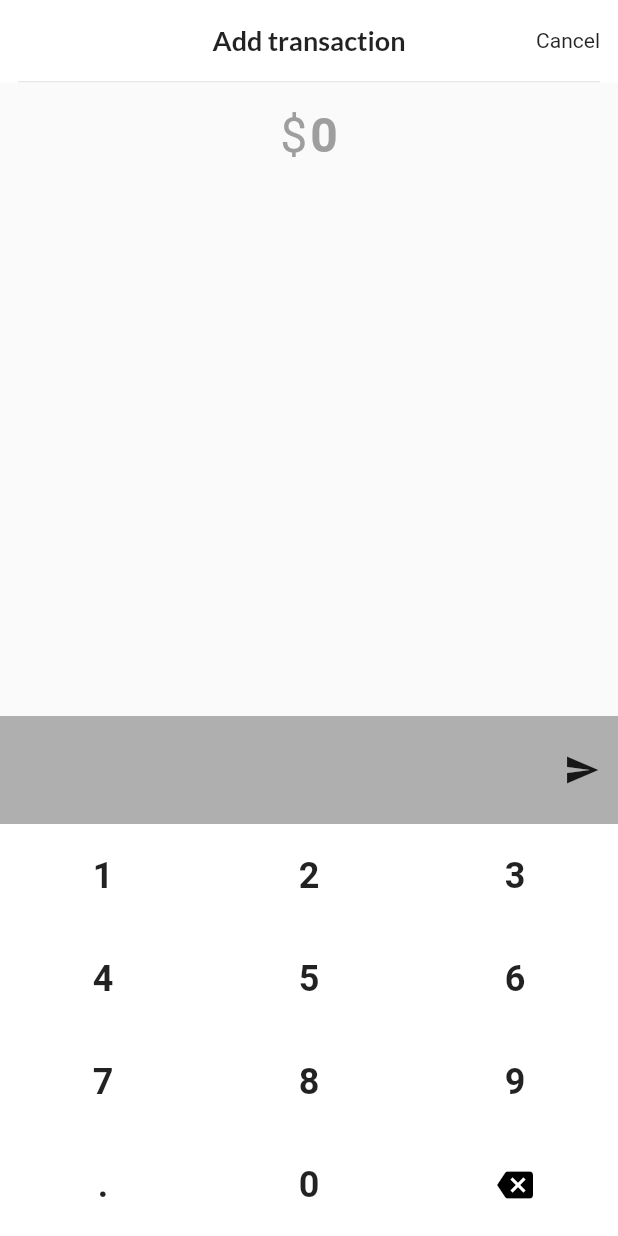
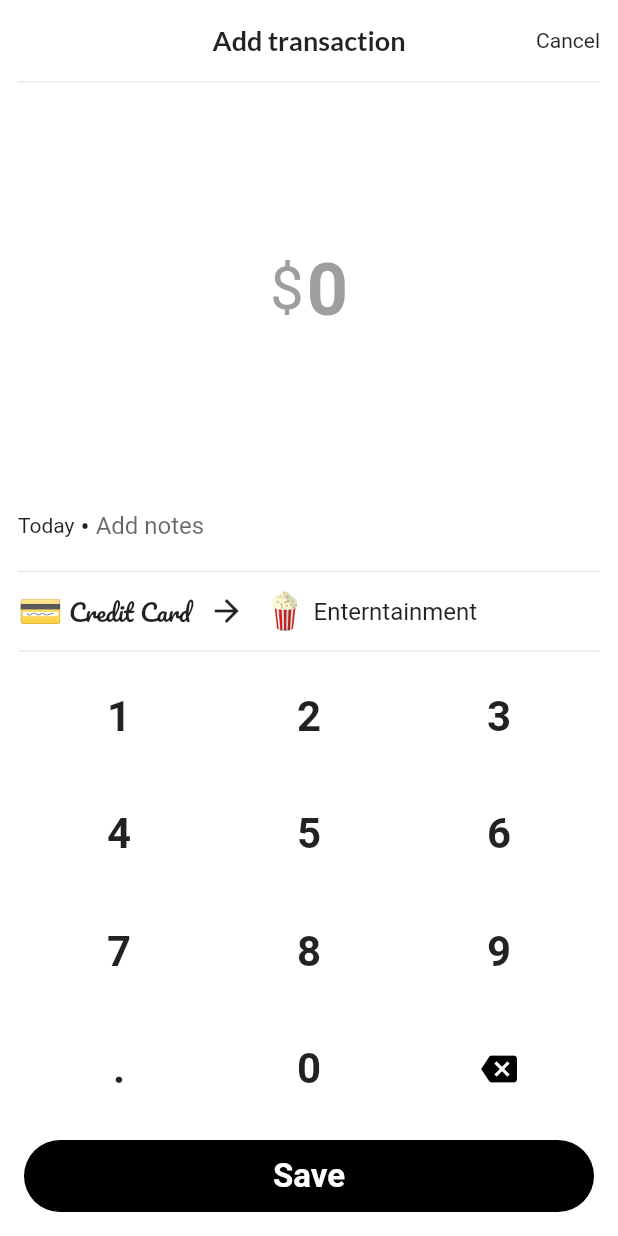
Before and after one commit to gbfool/Moneygram, a Flutter app: the AddTransactionPage widget shown alone on an empty page, opened directly, on a phone screen of 412 x 824 dp. Run offline on Flutter 3.47's test engine with Material 2 defaults, Android fonts, the phone set to English and light mode, and no system bars; our stand-ins replace google_fonts, modal_bottom_sheet.

Commit message:
added notes section UI

```diff
--- a/analysis_options.yaml
+++ b/analysis_options.yaml
@@ -16,7 +16,7 @@ linter:
   rules:
     public_member_api_docs: false
     one_member_abstracts: false
-    prefer_const_constructors: true
+    prefer_const_constructors: false
     # IDE works bad with relative import
     # See: https://github.com/dart-lang/sdk/issues/32916
     prefer_relative_imports: false
--- a/lib/ui/add_transaction_page.dart
+++ b/lib/ui/add_transaction_page.dart
@@ -25,10 +25,19 @@ class _AddTransactionPageState extends State<AddTransactionPage> {
 
   @override
   void initState() {
+    super.initState();
+  }
+
+  @override
+  Widget build(BuildContext context) {
     keys = [
       ['1', '2', '3'],
       ['4', '5', '6'],
-      ['7', '8', '9'],
+      [
+        '7',
+        '8',
+        '9',
+      ],
       [
         '.',
         '0',
@@ -38,22 +47,30 @@ class _AddTransactionPageState extends State<AddTransactionPage> {
         )
       ],
     ];
-    super.initState();
-  }
-
-  @override
-  Widget build(BuildContext context) {
-    return Scaffold(
-      body: SafeArea(
+    return GestureDetector(
+      onTap: () {
+        /*This method here will hide the soft keyboard.*/
+        FocusScope.of(context).requestFocus(new FocusNode());
+      },
+      child: Container(
+        color: Colors.white,
+        child: SafeArea(
+          minimum: EdgeInsets.only(bottom: 16),
           child: Column(
+            crossAxisAlignment: CrossAxisAlignment.stretch,
             children: [
               _topHeader(),
               const SizedBox(height: 16),
-            _amountWidget(),
-            const Spacer(),
+              Expanded(child: _amountWidget()),
+              // Spacer(),
               _renderActions(),
-            ...renderKeyboard(),
+              Container(
+                padding: const EdgeInsets.only(left: 16, right: 16),
+                child: Column(children: renderKeyboard()),
+              ),
+              _submitButton()
             ],
+          ),
         ),
       ),
     );
@@ -101,7 +118,7 @@ class _AddTransactionPageState extends State<AddTransactionPage> {
       children: [
         Text(
           "\$",
-          style: TextStyle(color: textColor, fontSize: 32),
+          style: TextStyle(color: textColor, fontSize: 40),
         ),
         const SizedBox(width: 2),
         renderAmount(),
@@ -112,7 +129,7 @@ class _AddTransactionPageState extends State<AddTransactionPage> {
 
   Widget renderAmount() {
     TextStyle style = const TextStyle(
-        color: Colors.grey, fontWeight: FontWeight.w600, fontSize: 32);
+        color: Colors.grey, fontWeight: FontWeight.w600, fontSize: 48);
     String display = "0";
     if (amount.isNotEmpty) {
       // NumberFormat f = NumberFormat('#,###');
@@ -143,9 +160,56 @@ class _AddTransactionPageState extends State<AddTransactionPage> {
 
   _renderActions() {
     return Container(
-      padding: const EdgeInsets.symmetric(vertical: 24, horizontal: 12),
-      color: Colors.black.withOpacity(0.3),
-      child: Row(children: [Spacer(), Icon(Icons.send, size: 24)]),
+      padding: const EdgeInsets.only(top: 12, left: 12, right: 12),
+      child: Column(
+        children: [
+          Row(children: [
+            Text("Today"),
+            const SizedBox(width: 4),
+            const Text(
+              '\u2022',
+              textAlign: TextAlign.center,
+              style: TextStyle(fontSize: 18),
+            ),
+            const SizedBox(width: 4),
+            Expanded(child: _inputField())
+          ]),
+          SizedBox(height: 6),
+          Divider(height: 1, thickness: 0),
+          SizedBox(height: 12),
+          _accountCategory(),
+          SizedBox(height: 12),
+          Divider(height: 1, thickness: 0)
+        ],
+      ),
+    );
+  }
+
+  Widget _accountCategory() {
+    return Row(crossAxisAlignment: CrossAxisAlignment.center, children: [
+      Text("💳", style: GoogleFonts.notoEmoji(fontSize: 24)),
+      SizedBox(width: 4),
+      Text(
+        "Credit Card",
+        style: GoogleFonts.pacifico(fontSize: 16),
+      ),
+      SizedBox(width: 12),
+      Icon(Icons.arrow_forward),
+      SizedBox(width: 12),
+      Text("🍿", style: GoogleFonts.notoEmoji(fontSize: 24)),
+      SizedBox(width: 4),
+      Text(
+        "Enterntainment",
+        style: TextStyle(fontSize: 16),
+      ),
+    ]);
+  }
+
+  Widget _inputField() {
+    return TextField(
+      cursorColor: Colors.black,
+      decoration:
+          InputDecoration(border: InputBorder.none, hintText: "Add notes"),
     );
   }
 
@@ -155,9 +219,9 @@ class _AddTransactionPageState extends State<AddTransactionPage> {
           (x) => Row(
             children: x.map(
               (y) {
+                print(x);
+                print(y);
                 return Expanded(
-                  child: Container(
-                    color: Colors.white,
                   child: KeyboardKey(
                     label: y,
                     value: y,
@@ -169,7 +233,6 @@ class _AddTransactionPageState extends State<AddTransactionPage> {
                       }
                     },
                   ),
-                  ),
                 );
               },
             ).toList(),
@@ -177,4 +240,31 @@ class _AddTransactionPageState extends State<AddTransactionPage> {
         )
         .toList();
   }
+
+  Widget _submitButton() {
+    return Container(
+      color: Color(0xFAFAFA),
+      padding: EdgeInsets.only(top: 12, left: 16, right: 16),
+      child: Container(
+        height: 48,
+        alignment: Alignment.center,
+        child: Text(
+          "Save",
+          style: TextStyle(
+              fontSize: 22, fontWeight: FontWeight.w600, color: Colors.white),
+        ),
+        decoration: BoxDecoration(
+            color: Colors.black,
+            boxShadow: [
+              BoxShadow(
+                color: Colors.white.withOpacity(0.03),
+                spreadRadius: 5,
+                blurRadius: 7,
+                offset: Offset(0, 3), // changes position of shadow
+              ),
+            ],
+            borderRadius: BorderRadius.all(Radius.circular(24))),
+      ),
+    );
   }
+}
--- a/lib/ui/home_screen.dart
+++ b/lib/ui/home_screen.dart
@@ -63,8 +63,9 @@ class _HomePageState extends State<HomePage> {
   }
 
   void _onFabClick() {
-    showCupertinoModalBottomSheet(
+    showBarModalBottomSheet(
       context: context,
+      expand: false,
       backgroundColor: Colors.transparent,
       builder: (context) => const AddTransactionPage(),
     );
--- a/lib/ui/keyboard/keyboard_key.dart
+++ b/lib/ui/keyboard/keyboard_key.dart
@@ -22,27 +22,35 @@ class _KeyboardKeyState extends State<KeyboardKey> {
       return widget.label;
     }
 
-    return Text(
+    return Container(
+      alignment: Alignment.center,
+      child: Text(
         widget.label,
         style: const TextStyle(
-        fontSize: 24,
+          fontSize: 28,
           fontWeight: FontWeight.bold,
+        ),
       ),
     );
   }
 
   @override
   Widget build(BuildContext context) {
-    return InkWell(
+    return Material(
+        color: Colors.white,
+        child: Container(
+          margin: EdgeInsets.only(top: 8),
+          decoration: BoxDecoration(
+              borderRadius: BorderRadius.all(Radius.circular(12))),
+          child: InkWell(
             onTap: () {
               widget.onTap(widget.value);
             },
             child: AspectRatio(
-        aspectRatio: 2,
-        child: Center(
+              aspectRatio: 1.8,
               child: renderLabel(),
             ),
           ),
-    );
+        ));
   }
 }
```
Lines whose indentation alone changed are shown as unchanged.
